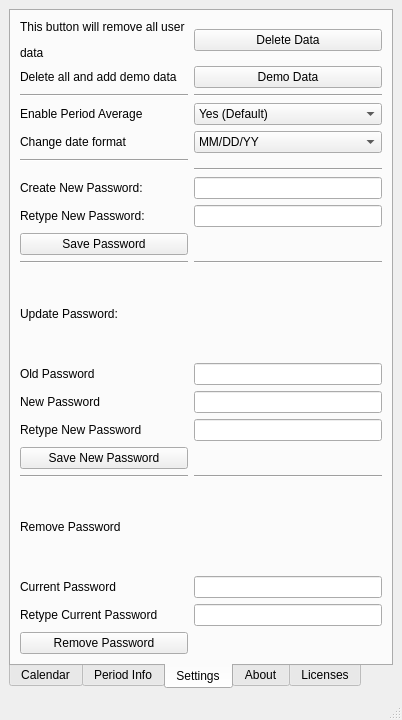
socphoenix/Period_Underground, file mainwindow.ui: the form before one commit.
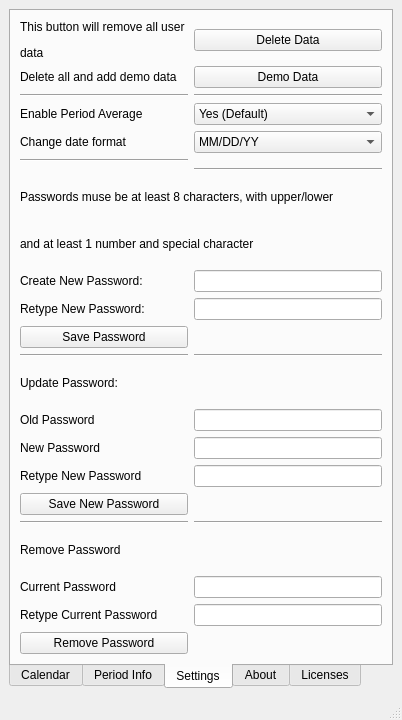
The form after the commit. The open tabs and pages were chosen to show the change.

```diff
--- a/mainwindow.ui
+++ b/mainwindow.ui
@@ -27,7 +27,7 @@
        <enum>QTabWidget::South</enum>
       </property>
       <property name="currentIndex">
-       <number>0</number>
+       <number>2</number>
       </property>
       <property name="usesScrollButtons">
        <bool>true</bool>
@@ -375,152 +375,10 @@
         <string>Settings</string>
        </attribute>
        <layout class="QGridLayout" name="gridLayout_5">
-        <item row="7" column="0">
-         <widget class="QLabel" name="label_14">
+        <item row="11" column="0">
+         <widget class="QLabel" name="label_22">
           <property name="text">
-           <string>Create New Password:</string>
-          </property>
-         </widget>
-        </item>
-        <item row="0" column="0">
-         <widget class="QLabel" name="label_10">
-          <property name="text">
-           <string>&lt;html&gt;&lt;head/&gt;&lt;body&gt;&lt;p&gt;This button will remove all user &lt;/p&gt;&lt;p&gt;data&lt;/p&gt;&lt;/body&gt;&lt;/html&gt;</string>
-          </property>
-         </widget>
-        </item>
-        <item row="12" column="1">
-         <widget class="QLineEdit" name="lineEdit_3"/>
-        </item>
-        <item row="12" column="0">
-         <widget class="QLabel" name="label_16">
-          <property name="text">
-           <string>Old Password</string>
-          </property>
-         </widget>
-        </item>
-        <item row="10" column="0">
-         <widget class="Line" name="line_8">
-          <property name="orientation">
-           <enum>Qt::Horizontal</enum>
-          </property>
-         </widget>
-        </item>
-        <item row="4" column="0">
-         <widget class="QLabel" name="label_9">
-          <property name="text">
-           <string>Change date format</string>
-          </property>
-         </widget>
-        </item>
-        <item row="4" column="1">
-         <widget class="QComboBox" name="comboBox_5">
-          <item>
-           <property name="text">
-            <string>MM/DD/YY</string>
-           </property>
-          </item>
-          <item>
-           <property name="text">
-            <string>DD/MM/YYYY</string>
-           </property>
-          </item>
-         </widget>
-        </item>
-        <item row="6" column="1">
-         <widget class="Line" name="line_7">
-          <property name="orientation">
-           <enum>Qt::Horizontal</enum>
-          </property>
-         </widget>
-        </item>
-        <item row="2" column="1">
-         <widget class="Line" name="line_15">
-          <property name="orientation">
-           <enum>Qt::Horizontal</enum>
-          </property>
-         </widget>
-        </item>
-        <item row="3" column="1">
-         <widget class="QComboBox" name="comboBox_6">
-          <item>
-           <property name="text">
-            <string>Yes (Default)</string>
-           </property>
-          </item>
-          <item>
-           <property name="text">
-            <string>No</string>
-           </property>
-          </item>
-         </widget>
-        </item>
-        <item row="18" column="0">
-         <widget class="QLabel" name="label_20">
-          <property name="text">
-           <string>Current Password</string>
-          </property>
-         </widget>
-        </item>
-        <item row="20" column="0">
-         <widget class="QPushButton" name="pushButton_4">
-          <property name="text">
-           <string>Remove Password</string>
-          </property>
-         </widget>
-        </item>
-        <item row="5" column="0">
-         <widget class="Line" name="line_6">
-          <property name="orientation">
-           <enum>Qt::Horizontal</enum>
-          </property>
-         </widget>
-        </item>
-        <item row="7" column="1">
-         <widget class="QLineEdit" name="lineEdit"/>
-        </item>
-        <item row="13" column="0">
-         <widget class="QLabel" name="label_17">
-          <property name="text">
-           <string>New Password</string>
-          </property>
-         </widget>
-        </item>
-        <item row="14" column="1">
-         <widget class="QLineEdit" name="lineEdit_5"/>
-        </item>
-        <item row="9" column="0">
-         <widget class="QPushButton" name="pushButton_2">
-          <property name="text">
-           <string>Save Password</string>
-          </property>
-         </widget>
-        </item>
-        <item row="16" column="1">
-         <widget class="Line" name="line_11">
-          <property name="orientation">
-           <enum>Qt::Horizontal</enum>
-          </property>
-         </widget>
-        </item>
-        <item row="1" column="0">
-         <widget class="QLabel" name="label_29">
-          <property name="text">
-           <string>Delete all and add demo data</string>
-          </property>
-         </widget>
-        </item>
-        <item row="17" column="0">
-         <widget class="QLabel" name="label_19">
-          <property name="text">
-           <string>Remove Password</string>
-          </property>
-         </widget>
-        </item>
-        <item row="10" column="1">
-         <widget class="Line" name="line_9">
-          <property name="orientation">
-           <enum>Qt::Horizontal</enum>
+           <string>Retype New Password:</string>
           </property>
          </widget>
         </item>
@@ -544,31 +402,28 @@
           </property>
          </widget>
         </item>
-        <item row="8" column="0">
-         <widget class="QLabel" name="label_22">
+        <item row="1" column="0">
+         <widget class="QLabel" name="label_29">
           <property name="text">
-           <string>Retype New Password:</string>
+           <string>Delete all and add demo data</string>
           </property>
          </widget>
         </item>
-        <item row="14" column="0">
-         <widget class="QLabel" name="label_18">
+        <item row="10" column="0">
+         <widget class="QLabel" name="label_14">
           <property name="text">
-           <string>Retype New Password</string>
+           <string>Create New Password:</string>
           </property>
          </widget>
         </item>
-        <item row="13" column="1">
-         <widget class="QLineEdit" name="lineEdit_4"/>
-        </item>
-        <item row="16" column="0">
-         <widget class="Line" name="line_10">
+        <item row="7" column="1">
+         <widget class="Line" name="line_7">
           <property name="orientation">
            <enum>Qt::Horizontal</enum>
           </property>
          </widget>
         </item>
-        <item row="19" column="0">
+        <item row="22" column="0">
          <widget class="QLabel" name="label_21">
           <property name="text">
            <string>Retype Current Password</string>
@@ -576,9 +431,30 @@
          </widget>
         </item>
         <item row="15" column="0">
-         <widget class="QPushButton" name="pushButton_3">
+         <widget class="QLabel" name="label_16">
           <property name="text">
-           <string>Save New Password</string>
+           <string>Old Password</string>
+          </property>
+         </widget>
+        </item>
+        <item row="3" column="1">
+         <widget class="QComboBox" name="comboBox_6">
+          <item>
+           <property name="text">
+            <string>Yes (Default)</string>
+           </property>
+          </item>
+          <item>
+           <property name="text">
+            <string>No</string>
+           </property>
+          </item>
+         </widget>
+        </item>
+        <item row="17" column="0">
+         <widget class="QLabel" name="label_18">
+          <property name="text">
+           <string>Retype New Password</string>
           </property>
          </widget>
         </item>
@@ -589,29 +465,167 @@
           </property>
          </widget>
         </item>
-        <item row="19" column="1">
+        <item row="22" column="1">
          <widget class="QLineEdit" name="lineEdit_7"/>
         </item>
-        <item row="8" column="1">
-         <widget class="QLineEdit" name="lineEdit_2"/>
+        <item row="18" column="0">
+         <widget class="QPushButton" name="pushButton_3">
+          <property name="text">
+           <string>Save New Password</string>
+          </property>
+         </widget>
         </item>
-        <item row="18" column="1">
+        <item row="20" column="0">
+         <widget class="QLabel" name="label_19">
+          <property name="text">
+           <string>Remove Password</string>
+          </property>
+         </widget>
+        </item>
+        <item row="21" column="1">
          <widget class="QLineEdit" name="lineEdit_6"/>
         </item>
-        <item row="0" column="1">
-         <widget class="QPushButton" name="pushButton">
-          <property name="text">
-           <string>Delete Data</string>
+        <item row="2" column="1">
+         <widget class="Line" name="line_15">
+          <property name="orientation">
+           <enum>Qt::Horizontal</enum>
           </property>
          </widget>
         </item>
-        <item row="11" column="0">
+        <item row="14" column="0">
          <widget class="QLabel" name="label_15">
           <property name="text">
            <string>Update Password:</string>
           </property>
          </widget>
         </item>
+        <item row="16" column="0">
+         <widget class="QLabel" name="label_17">
+          <property name="text">
+           <string>New Password</string>
+          </property>
+         </widget>
+        </item>
+        <item row="13" column="0">
+         <widget class="Line" name="line_8">
+          <property name="orientation">
+           <enum>Qt::Horizontal</enum>
+          </property>
+         </widget>
+        </item>
+        <item row="11" column="1">
+         <widget class="QLineEdit" name="lineEdit_2"/>
+        </item>
+        <item row="0" column="1">
+         <widget class="QPushButton" name="pushButton">
+          <property name="text">
+           <string>Delete Data</string>
+          </property>
+         </widget>
+        </item>
+        <item row="19" column="0">
+         <widget class="Line" name="line_10">
+          <property name="orientation">
+           <enum>Qt::Horizontal</enum>
+          </property>
+         </widget>
+        </item>
+        <item row="4" column="0">
+         <widget class="QLabel" name="label_9">
+          <property name="text">
+           <string>Change date format</string>
+          </property>
+         </widget>
+        </item>
+        <item row="4" column="1">
+         <widget class="QComboBox" name="comboBox_5">
+          <item>
+           <property name="text">
+            <string>MM/DD/YY</string>
+           </property>
+          </item>
+          <item>
+           <property name="text">
+            <string>DD/MM/YYYY</string>
+           </property>
+          </item>
+         </widget>
+        </item>
+        <item row="15" column="1">
+         <widget class="QLineEdit" name="lineEdit_3"/>
+        </item>
+        <item row="21" column="0">
+         <widget class="QLabel" name="label_20">
+          <property name="text">
+           <string>Current Password</string>
+          </property>
+         </widget>
+        </item>
+        <item row="16" column="1">
+         <widget class="QLineEdit" name="lineEdit_4"/>
+        </item>
+        <item row="13" column="1">
+         <widget class="Line" name="line_9">
+          <property name="orientation">
+           <enum>Qt::Horizontal</enum>
+          </property>
+         </widget>
+        </item>
+        <item row="19" column="1">
+         <widget class="Line" name="line_11">
+          <property name="orientation">
+           <enum>Qt::Horizontal</enum>
+          </property>
+         </widget>
+        </item>
+        <item row="12" column="0">
+         <widget class="QPushButton" name="pushButton_2">
+          <property name="text">
+           <string>Save Password</string>
+          </property>
+         </widget>
+        </item>
+        <item row="17" column="1">
+         <widget class="QLineEdit" name="lineEdit_5"/>
+        </item>
+        <item row="9" column="0" colspan="2">
+         <widget class="QLabel" name="label_31">
+          <property name="text">
+           <string>and at least 1 number and special character</string>
+          </property>
+         </widget>
+        </item>
+        <item row="0" column="0">
+         <widget class="QLabel" name="label_10">
+          <property name="text">
+           <string>&lt;html&gt;&lt;head/&gt;&lt;body&gt;&lt;p&gt;This button will remove all user &lt;/p&gt;&lt;p&gt;data&lt;/p&gt;&lt;/body&gt;&lt;/html&gt;</string>
+          </property>
+         </widget>
+        </item>
+        <item row="10" column="1">
+         <widget class="QLineEdit" name="lineEdit"/>
+        </item>
+        <item row="23" column="0">
+         <widget class="QPushButton" name="pushButton_4">
+          <property name="text">
+           <string>Remove Password</string>
+          </property>
+         </widget>
+        </item>
+        <item row="5" column="0">
+         <widget class="Line" name="line_6">
+          <property name="orientation">
+           <enum>Qt::Horizontal</enum>
+          </property>
+         </widget>
+        </item>
+        <item row="8" column="0" colspan="2">
+         <widget class="QLabel" name="label_30">
+          <property name="text">
+           <string>Passwords muse be at least 8 characters, with upper/lower</string>
+          </property>
+         </widget>
+        </item>
        </layout>
       </widget>
       <widget class="QWidget" name="tab_2">
```
